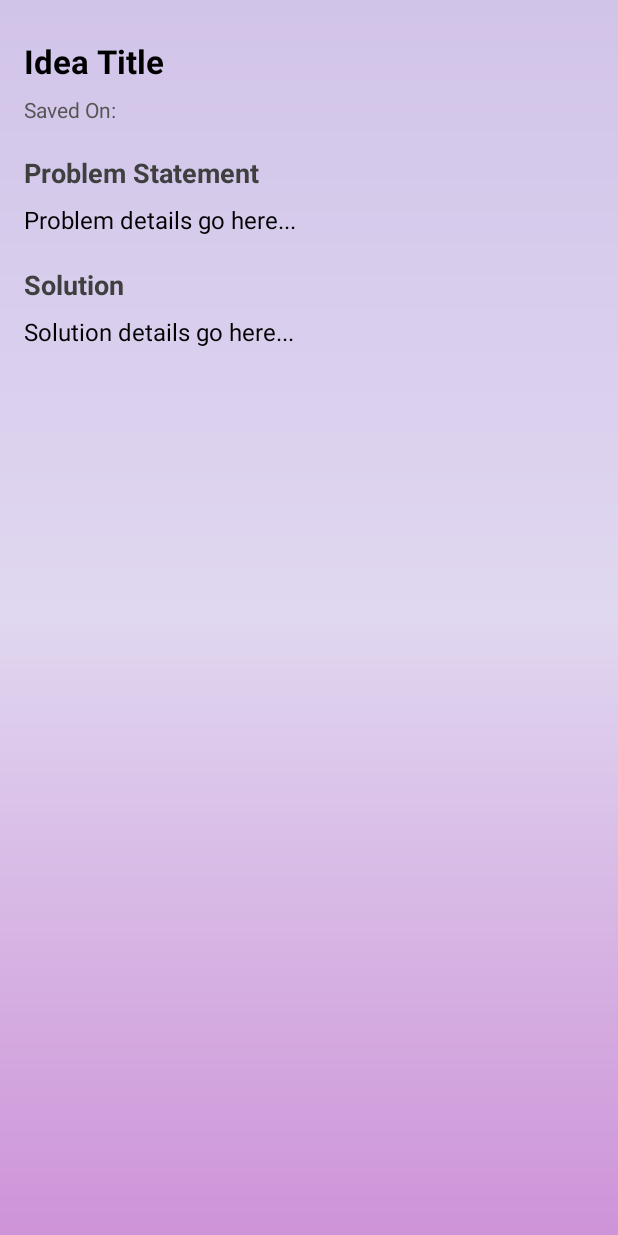
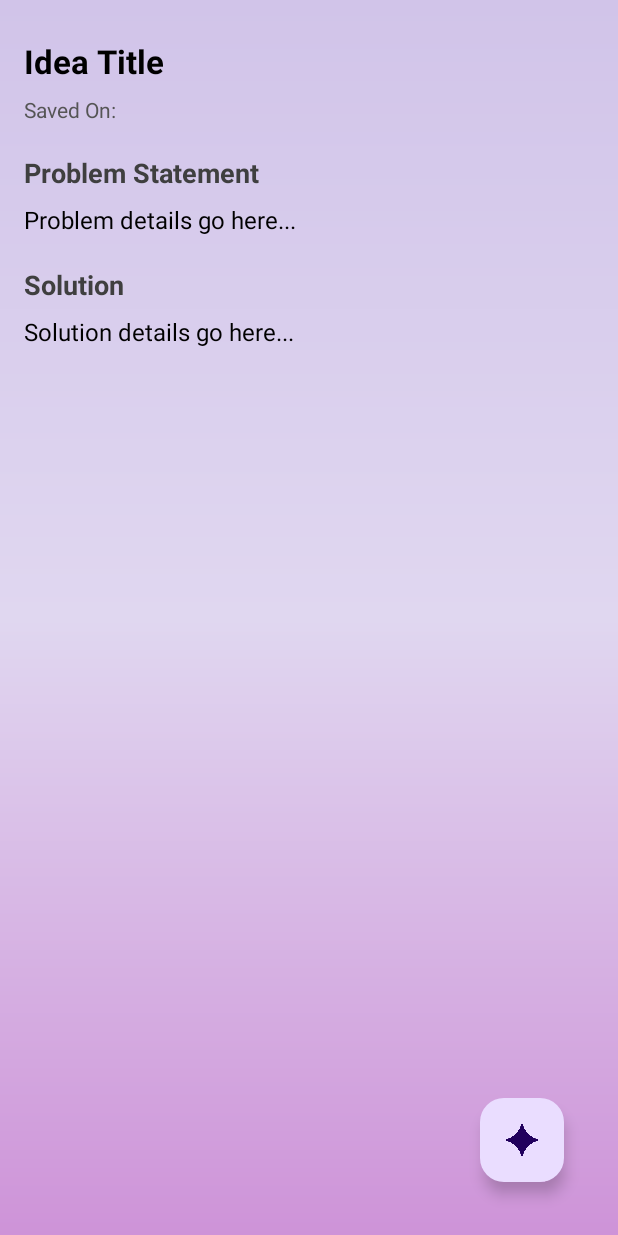
Before and after one commit to Vedantsd/ThoughtSnip, an Android app: the ActivityViewIdea screen opened directly, with no data from a screen before it, on a phone screen of 412 x 824 dp. Run offline under Robolectric (Android 15) with nearby library versions, the phone set to English and light mode, and no system bars; 1 statement that could not run was skipped.

```diff
--- a/ThoughtSnip/app/src/main/res/layout/activity_view_idea.xml
+++ b/ThoughtSnip/app/src/main/res/layout/activity_view_idea.xml
@@ -1,5 +1,5 @@
 <?xml version="1.0" encoding="utf-8"?>
-<LinearLayout xmlns:android="http://schemas.android.com/apk/res/android"
+<RelativeLayout xmlns:android="http://schemas.android.com/apk/res/android"
     xmlns:app="http://schemas.android.com/apk/res-auto"
     xmlns:tools="http://schemas.android.com/tools"
     android:layout_width="match_parent"
@@ -95,4 +95,14 @@
         </androidx.constraintlayout.widget.ConstraintLayout>
     </ScrollView>
 
-</LinearLayout>
+    <com.google.android.material.floatingactionbutton.FloatingActionButton
+        android:id="@+id/fab_ask"
+        android:layout_width="wrap_content"
+        android:layout_height="wrap_content"
+        android:layout_alignParentBottom="true"
+        android:layout_alignParentEnd="true"
+        android:layout_margin="20dp"
+        android:contentDescription="Ask Gemini"
+        app:srcCompat="@drawable/gemini" />
+
+</RelativeLayout>
```
Also changed, not shown: ThoughtSnip/app/src/main/java/com/example/thoughtsnip/SwipeGesture.java (+20 -4 lines), ThoughtSnip/app/src/main/res/drawable/gemini.png (added).
